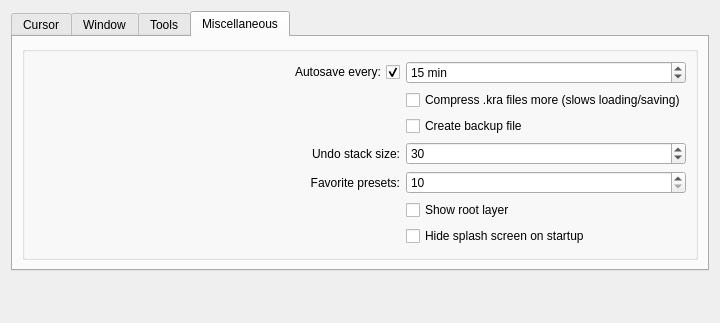
Before: the Qt Designer form libs/ui/forms/wdggeneralsettings.ui in KDE/krita, drawn with Qt 5.
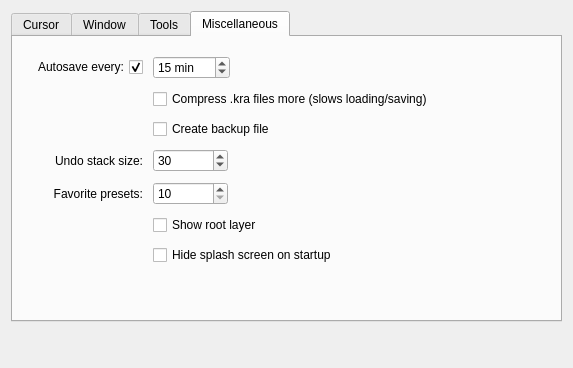
After: the same form once the commit is applied. The open tabs and pages were chosen to show the change. Custom widgets are drawn as their Qt base class.

Commit message: UI - make general settings fields align better

Patch:
```diff
--- a/libs/ui/forms/wdggeneralsettings.ui
+++ b/libs/ui/forms/wdggeneralsettings.ui
@@ -6,29 +6,55 @@
    <rect>
     <x>0</x>
     <y>0</y>
-    <width>720</width>
-    <height>323</height>
+    <width>573</width>
+    <height>368</height>
    </rect>
   </property>
-  <layout class="QGridLayout" name="gridLayout_6">
-   <item row="0" column="0">
+  <property name="sizePolicy">
+   <sizepolicy hsizetype="Fixed" vsizetype="Minimum">
+    <horstretch>0</horstretch>
+    <verstretch>0</verstretch>
+   </sizepolicy>
+  </property>
+  <property name="minimumSize">
+   <size>
+    <width>552</width>
+    <height>295</height>
+   </size>
+  </property>
+  <property name="layoutDirection">
+   <enum>Qt::LeftToRight</enum>
+  </property>
+  <layout class="QVBoxLayout" name="verticalLayout_2">
+   <item>
     <widget class="QTabWidget" name="tabWidget">
      <property name="currentIndex">
-      <number>0</number>
+      <number>3</number>
      </property>
      <widget class="QWidget" name="tab">
       <attribute name="title">
        <string>Cursor</string>
       </attribute>
       <layout class="QGridLayout" name="gridLayout_2">
-       <item row="0" column="0">
-        <widget class="QGroupBox" name="groupBox">
-         <property name="title">
-          <string>Cursor Settings</string>
+       <item row="1" column="0">
+        <layout class="QFormLayout" name="formLayout_2">
+         <property name="horizontalSpacing">
+          <number>10</number>
          </property>
-         <layout class="QFormLayout" name="formLayout">
-          <property name="fieldGrowthPolicy">
-           <enum>QFormLayout::ExpandingFieldsGrow</enum>
+         <property name="verticalSpacing">
+          <number>10</number>
+         </property>
+         <property name="leftMargin">
+          <number>10</number>
+         </property>
+         <property name="topMargin">
+          <number>10</number>
+         </property>
+         <property name="rightMargin">
+          <number>10</number>
+         </property>
+         <property name="bottomMargin">
+          <number>10</number>
           </property>
           <item row="0" column="0">
            <widget class="QLabel" name="textLabel1">
@@ -39,13 +65,16 @@
              </sizepolicy>
             </property>
             <property name="text">
-             <string>Cursor shape:</string>
+            <string>Cursor Shape:</string>
             </property>
             <property name="alignment">
              <set>Qt::AlignRight|Qt::AlignTrailing|Qt::AlignVCenter</set>
             </property>
            </widget>
           </item>
+         <item row="0" column="1">
+          <widget class="QComboBox" name="m_cmbCursorShape"/>
+         </item>
           <item row="1" column="0">
            <widget class="QLabel" name="textLabel1_2">
             <property name="sizePolicy">
@@ -55,7 +84,7 @@
              </sizepolicy>
             </property>
             <property name="text">
-             <string>Outline shape:</string>
+            <string>Outline Shape:</string>
             </property>
             <property name="alignment">
              <set>Qt::AlignRight|Qt::AlignTrailing|Qt::AlignVCenter</set>
@@ -67,19 +96,40 @@
           </item>
           <item row="2" column="1">
            <widget class="QCheckBox" name="m_showOutlinePainting">
+           <property name="sizePolicy">
+            <sizepolicy hsizetype="Fixed" vsizetype="Fixed">
+             <horstretch>0</horstretch>
+             <verstretch>0</verstretch>
+            </sizepolicy>
+           </property>
+           <property name="minimumSize">
+            <size>
+             <width>200</width>
+             <height>0</height>
+            </size>
+           </property>
             <property name="text">
              <string>Show brush outline while painting</string>
             </property>
            </widget>
           </item>
-          <item row="0" column="1">
-           <widget class="QComboBox" name="m_cmbCursorShape"/>
-          </item>
-         </layout>
-        </widget>
+        </layout>
        </item>
-       <item row="1" column="0">
-        <spacer name="verticalSpacer_5">
+       <item row="1" column="1">
+        <spacer name="horizontalSpacer_5">
+         <property name="orientation">
+          <enum>Qt::Horizontal</enum>
+         </property>
+         <property name="sizeHint" stdset="0">
+          <size>
+           <width>40</width>
+           <height>20</height>
+          </size>
+         </property>
+        </spacer>
+       </item>
+       <item row="2" column="0">
+        <spacer name="verticalSpacer_3">
          <property name="orientation">
           <enum>Qt::Vertical</enum>
          </property>
@@ -92,16 +142,14 @@
         </spacer>
        </item>
       </layout>
-      <zorder>groupBox</zorder>
-      <zorder>verticalSpacer_5</zorder>
      </widget>
      <widget class="QWidget" name="tab_3">
       <attribute name="title">
        <string>Window</string>
       </attribute>
       <layout class="QGridLayout" name="gridLayout_3">
-       <item row="1" column="0">
-        <spacer name="verticalSpacer_4">
+       <item row="2" column="0">
+        <spacer name="verticalSpacer">
          <property name="orientation">
           <enum>Qt::Vertical</enum>
          </property>
@@ -113,19 +161,46 @@
          </property>
         </spacer>
        </item>
+       <item row="1" column="0">
+        <layout class="QGridLayout" name="gridLayout_6">
+         <property name="leftMargin">
+          <number>10</number>
+         </property>
+         <property name="topMargin">
+          <number>10</number>
+         </property>
+         <property name="rightMargin">
+          <number>10</number>
+         </property>
+         <property name="bottomMargin">
+          <number>10</number>
+         </property>
+         <property name="spacing">
+          <number>10</number>
+         </property>
        <item row="0" column="0">
-        <widget class="QGroupBox" name="groupBox_2">
-         <property name="title">
-          <string>Window Settings</string>
-         </property>
-         <layout class="QFormLayout" name="formLayout_2">
-          <property name="fieldGrowthPolicy">
-           <enum>QFormLayout::ExpandingFieldsGrow</enum>
-          </property>
-          <item row="1" column="0">
-           <widget class="QLabel" name="label_5">
+          <widget class="QLabel" name="label_2">
+           <property name="sizePolicy">
+            <sizepolicy hsizetype="Minimum" vsizetype="Preferred">
+             <horstretch>0</horstretch>
+             <verstretch>0</verstretch>
+            </sizepolicy>
+           </property>
+           <property name="text">
+            <string>Multiple Document Mode:</string>
+           </property>
+           <property name="alignment">
+            <set>Qt::AlignRight|Qt::AlignTrailing|Qt::AlignVCenter</set>
+           </property>
+          </widget>
+         </item>
+         <item row="2" column="0">
+          <widget class="QLabel" name="label_4">
             <property name="text">
-             <string>Background Image (overrides color):</string>
+            <string>Window Background:</string>
+           </property>
+           <property name="alignment">
+            <set>Qt::AlignRight|Qt::AlignTrailing|Qt::AlignVCenter</set>
             </property>
            </widget>
           </item>
@@ -172,56 +247,25 @@
             </item>
            </layout>
           </item>
-          <item row="2" column="0">
-           <widget class="QLabel" name="label_4">
-            <property name="text">
-             <string>Window Background:</string>
-            </property>
-           </widget>
-          </item>
-          <item row="3" column="1">
-           <widget class="QCheckBox" name="m_chkRubberBand">
-            <property name="sizePolicy">
-             <sizepolicy hsizetype="Preferred" vsizetype="Fixed">
-              <horstretch>0</horstretch>
-              <verstretch>0</verstretch>
-             </sizepolicy>
-            </property>
-            <property name="text">
-             <string/>
-            </property>
-           </widget>
-          </item>
-          <item row="4" column="1">
-           <widget class="QCheckBox" name="m_chkCanvasMessages">
-            <property name="text">
-             <string/>
-            </property>
-           </widget>
-          </item>
-          <item row="0" column="0">
-           <widget class="QLabel" name="label_2">
-            <property name="text">
-             <string>Multiple Document Mode:</string>
-            </property>
-            <property name="alignment">
-             <set>Qt::AlignRight|Qt::AlignTrailing|Qt::AlignVCenter</set>
-            </property>
-           </widget>
-          </item>
           <item row="2" column="1">
            <widget class="KColorButton" name="m_mdiColor">
+           <property name="sizePolicy">
+            <sizepolicy hsizetype="Fixed" vsizetype="Fixed">
+             <horstretch>0</horstretch>
+             <verstretch>0</verstretch>
+            </sizepolicy>
+           </property>
             <property name="text">
              <string/>
             </property>
-            <property name="color">
+           <property name="color" stdset="0">
              <color>
               <red>0</red>
               <green>0</green>
               <blue>0</blue>
              </color>
             </property>
-            <property name="defaultColor">
+           <property name="defaultColor" stdset="0">
              <color>
               <red>0</red>
               <green>0</green>
@@ -230,8 +274,21 @@
             </property>
            </widget>
           </item>
+         <item row="1" column="0">
+          <widget class="QLabel" name="label_5">
+           <property name="text">
+            <string>Background Image (overrides color):</string>
+           </property>
+          </widget>
+         </item>
           <item row="0" column="1">
            <widget class="QComboBox" name="m_cmbMDIType">
+           <property name="sizePolicy">
+            <sizepolicy hsizetype="Fixed" vsizetype="Fixed">
+             <horstretch>0</horstretch>
+             <verstretch>0</verstretch>
+            </sizepolicy>
+           </property>
             <property name="currentIndex">
              <number>1</number>
             </property>
@@ -247,22 +304,88 @@
             </item>
            </widget>
           </item>
-          <item row="3" column="0">
+         <item row="3" column="1">
+          <layout class="QHBoxLayout" name="horizontalLayout_2">
+           <item>
+            <widget class="QCheckBox" name="m_chkRubberBand">
+             <property name="sizePolicy">
+              <sizepolicy hsizetype="Preferred" vsizetype="Fixed">
+               <horstretch>0</horstretch>
+               <verstretch>0</verstretch>
+              </sizepolicy>
+             </property>
+             <property name="text">
+              <string/>
+             </property>
+            </widget>
+           </item>
+           <item>
            <widget class="QLabel" name="label_6">
             <property name="text">
              <string>Don't show contents when moving sub-windows:</string>
             </property>
            </widget>
           </item>
-          <item row="4" column="0">
+           <item>
+            <spacer name="horizontalSpacer_3">
+             <property name="orientation">
+              <enum>Qt::Horizontal</enum>
+             </property>
+             <property name="sizeHint" stdset="0">
+              <size>
+               <width>40</width>
+               <height>20</height>
+              </size>
+             </property>
+            </spacer>
+           </item>
+          </layout>
+         </item>
+         <item row="4" column="1">
+          <layout class="QHBoxLayout" name="horizontalLayout_3">
+           <item>
+            <widget class="QCheckBox" name="m_chkCanvasMessages">
+             <property name="text">
+              <string/>
+             </property>
+            </widget>
+           </item>
+           <item>
            <widget class="QLabel" name="label_7">
             <property name="text">
              <string>Show on-canvas popup messages:</string>
             </property>
            </widget>
           </item>
-         </layout>
-        </widget>
+           <item>
+            <spacer name="horizontalSpacer_2">
+             <property name="orientation">
+              <enum>Qt::Horizontal</enum>
+             </property>
+             <property name="sizeHint" stdset="0">
+              <size>
+               <width>40</width>
+               <height>20</height>
+              </size>
+             </property>
+            </spacer>
+           </item>
+          </layout>
+         </item>
+        </layout>
+       </item>
+       <item row="1" column="1">
+        <spacer name="horizontalSpacer_4">
+         <property name="orientation">
+          <enum>Qt::Horizontal</enum>
+         </property>
+         <property name="sizeHint" stdset="0">
+          <size>
+           <width>40</width>
+           <height>20</height>
+          </size>
+         </property>
+        </spacer>
        </item>
       </layout>
      </widget>
@@ -271,14 +394,23 @@
        <string>Tools</string>
       </attribute>
       <layout class="QGridLayout" name="gridLayout_4">
-       <item row="0" column="0">
-        <widget class="QGroupBox" name="ToolSettings">
-         <property name="title">
-          <string>Tool Settings</string>
+       <item row="1" column="1">
+        <layout class="QVBoxLayout" name="verticalLayout">
+         <property name="spacing">
+          <number>10</number>
          </property>
-         <layout class="QVBoxLayout" name="verticalLayout_1">
-          <item>
-           <layout class="QVBoxLayout" name="verticalLayout_2">
+         <property name="leftMargin">
+          <number>10</number>
+         </property>
+         <property name="topMargin">
+          <number>10</number>
+         </property>
+         <property name="rightMargin">
+          <number>10</number>
+         </property>
+         <property name="bottomMargin">
+          <number>10</number>
+         </property>
             <item>
              <widget class="QGroupBox" name="groupBox_4">
               <property name="title">
@@ -305,8 +437,6 @@
               </layout>
              </widget>
             </item>
-           </layout>
-          </item>
           <item>
            <widget class="QCheckBox" name="m_chkSwitchSelectionCtrlAlt">
             <property name="text">
@@ -328,21 +458,70 @@
            </spacer>
           </item>
          </layout>
-        </widget>
+       </item>
+       <item row="1" column="2">
+        <spacer name="horizontalSpacer_6">
+         <property name="orientation">
+          <enum>Qt::Horizontal</enum>
+         </property>
+         <property name="sizeHint" stdset="0">
+          <size>
+           <width>40</width>
+           <height>20</height>
+          </size>
+         </property>
+        </spacer>
        </item>
       </layout>
      </widget>
-     <widget class="QWidget" name="tab_2">
+     <widget class="QWidget" name="Miscellaneous">
       <attribute name="title">
        <string>Miscellaneous</string>
       </attribute>
       <layout class="QGridLayout" name="gridLayout_5">
        <item row="0" column="0">
-        <widget class="QGroupBox" name="groupBox_3">
-         <property name="title">
-          <string/>
+        <layout class="QGridLayout" name="gridLayout_7">
+         <property name="leftMargin">
+          <number>10</number>
          </property>
-         <layout class="QGridLayout" name="gridLayout">
+         <property name="topMargin">
+          <number>10</number>
+         </property>
+         <property name="rightMargin">
+          <number>10</number>
+         </property>
+         <property name="bottomMargin">
+          <number>10</number>
+         </property>
+         <property name="spacing">
+          <number>10</number>
+         </property>
+         <item row="5" column="1">
+          <widget class="QCheckBox" name="chkShowRootLayer">
+           <property name="text">
+            <string>Show root layer</string>
+           </property>
+          </widget>
+         </item>
+         <item row="0" column="0">
+          <widget class="QCheckBox" name="m_autosaveCheckBox">
+           <property name="sizePolicy">
+            <sizepolicy hsizetype="Minimum" vsizetype="Fixed">
+             <horstretch>0</horstretch>
+             <verstretch>0</verstretch>
+            </sizepolicy>
+           </property>
+           <property name="layoutDirection">
+            <enum>Qt::RightToLeft</enum>
+           </property>
+           <property name="text">
+            <string>Autosave every:</string>
+           </property>
+           <property name="checked">
+            <bool>true</bool>
+           </property>
+          </widget>
+         </item>
           <item row="1" column="1">
            <widget class="QCheckBox" name="m_chkCompressKra">
             <property name="text">
@@ -357,99 +536,20 @@
             </property>
            </widget>
           </item>
-          <item row="6" column="1">
-           <widget class="QCheckBox" name="m_hideSplashScreen">
-            <property name="text">
-             <string>Hide splash screen on startup</string>
-            </property>
-           </widget>
-          </item>
-          <item row="4" column="1">
-           <widget class="QSpinBox" name="m_favoritePresetsSpinBox">
-            <property name="minimum">
-             <number>10</number>
-            </property>
-            <property name="maximum">
-             <number>30</number>
-            </property>
-           </widget>
-          </item>
-          <item row="3" column="0">
-           <widget class="QLabel" name="label">
-            <property name="sizePolicy">
-             <sizepolicy hsizetype="Preferred" vsizetype="Preferred">
-              <horstretch>0</horstretch>
-              <verstretch>0</verstretch>
-             </sizepolicy>
-            </property>
-            <property name="text">
-             <string>Undo stack size:</string>
-            </property>
-            <property name="alignment">
-             <set>Qt::AlignRight|Qt::AlignTrailing|Qt::AlignVCenter</set>
-            </property>
-           </widget>
-          </item>
-          <item row="3" column="1">
-           <widget class="QSpinBox" name="m_undoStackSize">
-            <property name="minimum">
-             <number>0</number>
-            </property>
-            <property name="maximum">
-             <number>1000</number>
-            </property>
-            <property name="singleStep">
-             <number>5</number>
-            </property>
-            <property name="value">
-             <number>30</number>
-            </property>
-           </widget>
-          </item>
-          <item row="0" column="0">
-           <widget class="QCheckBox" name="m_autosaveCheckBox">
-            <property name="sizePolicy">
-             <sizepolicy hsizetype="MinimumExpanding" vsizetype="Fixed">
-              <horstretch>0</horstretch>
-              <verstretch>0</verstretch>
-             </sizepolicy>
-            </property>
-            <property name="layoutDirection">
-             <enum>Qt::RightToLeft</enum>
-            </property>
-            <property name="text">
-             <string>Autosave every:</string>
-            </property>
-            <property name="checked">
-             <bool>true</bool>
-            </property>
-           </widget>
-          </item>
-          <item row="4" column="0">
-           <widget class="QLabel" name="label_3">
-            <property name="sizePolicy">
-             <sizepolicy hsizetype="Preferred" vsizetype="Preferred">
-              <horstretch>0</horstretch>
-              <verstretch>0</verstretch>
-             </sizepolicy>
-            </property>
-            <property name="text">
-             <string>Favorite presets:</string>
-            </property>
-            <property name="alignment">
-             <set>Qt::AlignRight|Qt::AlignTrailing|Qt::AlignVCenter</set>
-            </property>
-           </widget>
-          </item>
-          <item row="5" column="1">
-           <widget class="QCheckBox" name="chkShowRootLayer">
-            <property name="text">
-             <string>Show root layer</string>
-            </property>
-           </widget>
-          </item>
           <item row="0" column="1">
            <widget class="QSpinBox" name="m_autosaveSpinBox">
+           <property name="sizePolicy">
+            <sizepolicy hsizetype="Fixed" vsizetype="Fixed">
+             <horstretch>0</horstretch>
+             <verstretch>0</verstretch>
+            </sizepolicy>
+           </property>
+           <property name="minimumSize">
+            <size>
+             <width>75</width>
+             <height>0</height>
+            </size>
+           </property>
             <property name="suffix">
              <string> min</string>
             </property>
@@ -467,15 +567,129 @@
             </property>
            </widget>
           </item>
-         </layout>
-        </widget>
-       </item>
-      </layout>
-     </widget>
-    </widget>
+         <item row="3" column="1">
+          <widget class="QSpinBox" name="m_undoStackSize">
+           <property name="sizePolicy">
+            <sizepolicy hsizetype="Fixed" vsizetype="Fixed">
+             <horstretch>0</horstretch>
+             <verstretch>0</verstretch>
+            </sizepolicy>
+           </property>
+           <property name="minimumSize">
+            <size>
+             <width>75</width>
+             <height>0</height>
+            </size>
+           </property>
+           <property name="minimum">
+            <number>0</number>
+           </property>
+           <property name="maximum">
+            <number>1000</number>
+           </property>
+           <property name="singleStep">
+            <number>5</number>
+           </property>
+           <property name="value">
+            <number>30</number>
+           </property>
+          </widget>
+         </item>
+         <item row="4" column="1">
+          <widget class="QSpinBox" name="m_favoritePresetsSpinBox">
+           <property name="sizePolicy">
+            <sizepolicy hsizetype="Fixed" vsizetype="Fixed">
+             <horstretch>0</horstretch>
+             <verstretch>0</verstretch>
+            </sizepolicy>
+           </property>
+           <property name="minimumSize">
+            <size>
+             <width>75</width>
+             <height>0</height>
+            </size>
+           </property>
+           <property name="minimum">
+            <number>10</number>
+           </property>
+           <property name="maximum">
+            <number>30</number>
+           </property>
+          </widget>
+         </item>
+         <item row="3" column="0">
+          <widget class="QLabel" name="label">
+           <property name="sizePolicy">
+            <sizepolicy hsizetype="Minimum" vsizetype="Preferred">
+             <horstretch>0</horstretch>
+             <verstretch>0</verstretch>
+            </sizepolicy>
+           </property>
+           <property name="text">
+            <string>Undo stack size:</string>
+           </property>
+           <property name="alignment">
+            <set>Qt::AlignRight|Qt::AlignTrailing|Qt::AlignVCenter</set>
+           </property>
+          </widget>
+         </item>
+         <item row="4" column="0">
+          <widget class="QLabel" name="label_3">
+           <property name="sizePolicy">
+            <sizepolicy hsizetype="Minimum" vsizetype="Preferred">
+             <horstretch>0</horstretch>
+             <verstretch>0</verstretch>
+            </sizepolicy>
+           </property>
+           <property name="text">
+            <string>Favorite presets:</string>
+           </property>
+           <property name="alignment">
+            <set>Qt::AlignRight|Qt::AlignTrailing|Qt::AlignVCenter</set>
+           </property>
+          </widget>
+         </item>
+         <item row="6" column="1">
+          <widget class="QCheckBox" name="m_hideSplashScreen">
+           <property name="text">
+            <string>Hide splash screen on startup</string>
+           </property>
+          </widget>
+         </item>
+        </layout>
+       </item>
+       <item row="0" column="1">
+        <spacer name="horizontalSpacer">
+         <property name="orientation">
+          <enum>Qt::Horizontal</enum>
+         </property>
+         <property name="sizeHint" stdset="0">
+          <size>
+           <width>40</width>
+           <height>20</height>
+          </size>
+         </property>
+        </spacer>
    </item>
    <item row="1" column="0">
-    <spacer name="verticalSpacer">
+        <spacer name="verticalSpacer_4">
+         <property name="orientation">
+          <enum>Qt::Vertical</enum>
+         </property>
+         <property name="sizeHint" stdset="0">
+          <size>
+           <width>20</width>
+           <height>40</height>
+          </size>
+         </property>
+        </spacer>
+       </item>
+      </layout>
+     </widget>
+    </widget>
+   </item>
+   <item>
+    <spacer name="verticalSpacer_5">
      <property name="orientation">
       <enum>Qt::Vertical</enum>
      </property>
```
Lines whose indentation alone changed are shown as unchanged.
